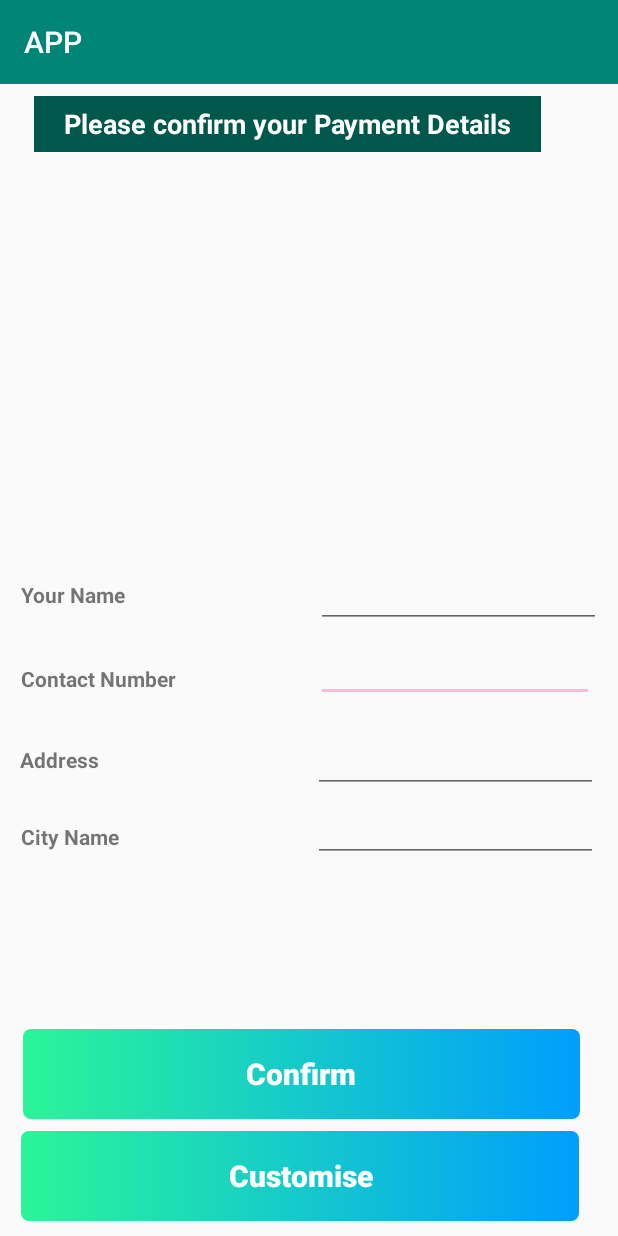
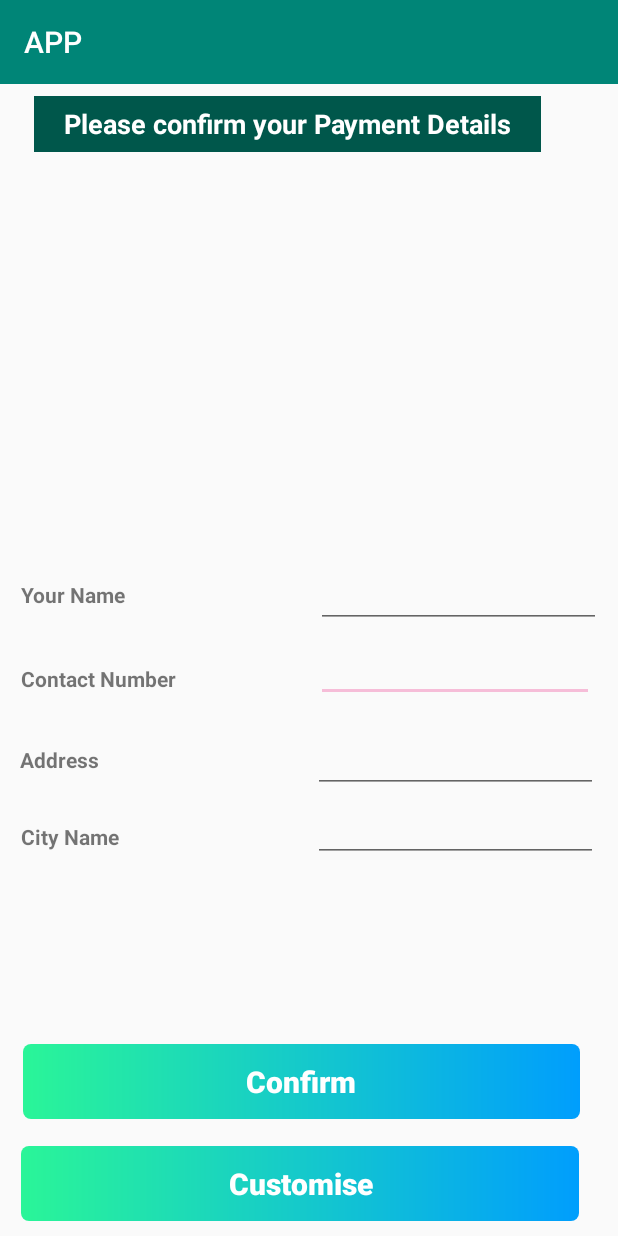
Before and after one commit to vidushaNasome/APP, an Android app: the CashDelivery screen opened directly, with no data from a screen before it, on a phone screen of 412 x 824 dp. Run offline under Robolectric (Android 15) with nearby library versions, the light colour scheme and no system bars; our stand-ins replace Firebase (no records; nobody signed in at launch, a user with empty details on screens opened directly).

Commit message:
payment2

```diff
--- a/app/src/main/res/layout/activity_cash_delivery.xml
+++ b/app/src/main/res/layout/activity_cash_delivery.xml
@@ -156,7 +156,7 @@
     <Button
         android:id="@+id/btnconfirm"
         android:layout_width="250dp"
-        android:layout_height="60dp"
+        android:layout_height="50dp"
         android:layout_alignParentStart="true"
         android:layout_alignParentLeft="true"
         android:layout_alignParentEnd="true"
@@ -178,7 +178,7 @@
     <Button
         android:id="@+id/btnCustomise"
         android:layout_width="250dp"
-        android:layout_height="60dp"
+        android:layout_height="50dp"
         android:layout_alignParentStart="true"
         android:layout_alignParentLeft="true"
         android:layout_alignParentEnd="true"
@@ -196,6 +196,5 @@
         android:textAllCaps="false"
         android:textColor="#FFFFFF"
         android:textSize="20sp"
-        android:textStyle="bold"
-         />
+        android:textStyle="bold" />
 </RelativeLayout>
```
